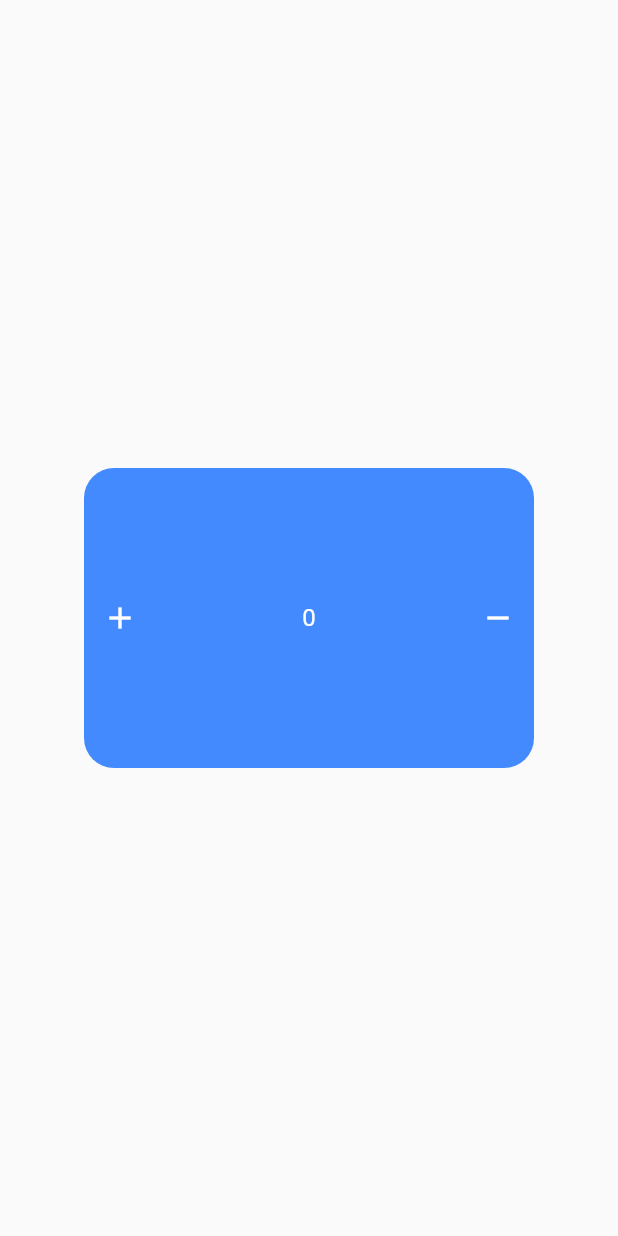
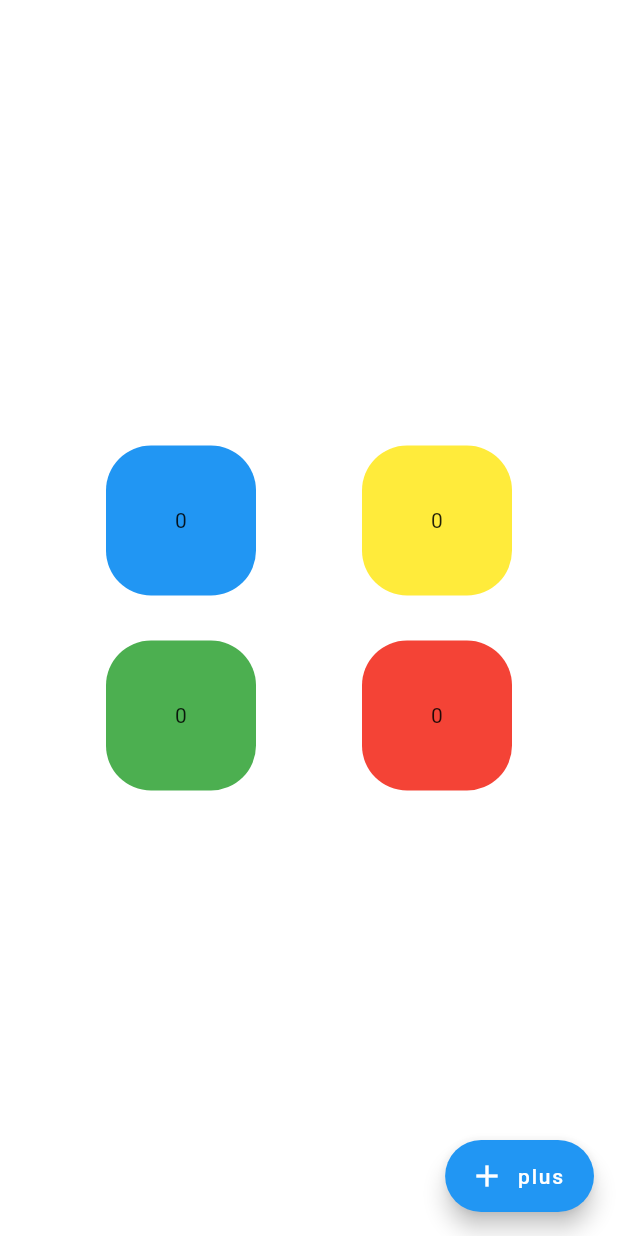
Before and after one commit to ahmedeidhefny/get_x_ecosystem_fluter_master, a Flutter app: the screen it shows after launch, on a phone screen of 412 x 824 dp. Run offline on Flutter 3.47's test engine with Material 2 defaults, Android fonts, the phone set to English and light mode, and no system bars; our stand-ins replace get.

Commit message:
[NEW] GetX 2- State Management multi stless widgets one screen

```diff
--- a/lib/controller/counter_controller.dart
+++ b/lib/controller/counter_controller.dart
@@ -1,14 +1,29 @@
+import 'package:flutter/material.dart';
 import 'package:get/get.dart';
 
 class CounterController extends GetxController {
-  RxInt count = 0.obs;
+
+  int count = 0;
 
   void increament() {
     count++;
+    update();
   }
 
   void decreament() {
     if (count <= 0) return;
     count--;
+    update();
+  }
+
+  RxInt count2 = 0.obs;
+
+  void increament2() {
+    count2++;
+  }
+
+  void decreament2() {
+    if (count2 <= 0) return;
+    count2--;
   }
 }
--- a/lib/main.dart
+++ b/lib/main.dart
@@ -5,7 +5,8 @@ import 'package:get_x_ecosystem_fluter_master/view/home.dart';
 import 'package:get_x_ecosystem_fluter_master/view/page_one.dart';
 import 'package:get_x_ecosystem_fluter_master/view/page_three.dart';
 import 'package:get_x_ecosystem_fluter_master/view/page_two.dart';
-import 'view/screens/counter.dart';
+import 'package:get_x_ecosystem_fluter_master/view/screens/dashboard.dart';
+import 'view/screens/counter_page.dart';
 
 void main() {
   runApp(const MyApp());
@@ -27,7 +28,7 @@ class MyApp extends StatelessWidget {
       theme: ThemeData(
         primarySwatch: Colors.blue,
       ),
-      home: CounterPage(),
+      home: Dashborad(),
     );
   }
 }
--- /dev/null
+++ b/lib/view/screens/container_page.dart
@@ -0,0 +1,40 @@
+import 'package:flutter/material.dart';
+import 'sub_container.dart';
+import 'package:get/get.dart';
+import 'package:get_x_ecosystem_fluter_master/controller/counter_controller.dart';
+
+class ContainerPage extends StatelessWidget {
+  @override
+  Widget build(BuildContext context) {
+    return Column(
+      mainAxisAlignment: MainAxisAlignment.center,
+      children: [
+        Row(
+          mainAxisAlignment: MainAxisAlignment.spaceEvenly,
+          children: [
+            subContainer(
+              colour: Colors.blue,
+            ),
+            subContainer(
+              colour: Colors.yellow,
+            ),
+          ],
+        ),
+        SizedBox(
+          height: 30.0,
+        ),
+        Row(
+          mainAxisAlignment: MainAxisAlignment.spaceEvenly,
+          children: [
+            subContainer(
+              colour: Colors.green,
+            ),
+            subContainer(
+              colour: Colors.red,
+            ),
+          ],
+        ),
+      ],
+    );
+  }
+}
--- a/lib/view/screens/counter.dart
+++ b/lib/view/screens/counter_page.dart
@@ -20,7 +20,7 @@ class CounterPage extends StatelessWidget {
           children: [
             IconButton(
               onPressed: () {
-                controller.increament();
+                controller.increament2();
               },
               icon: Icon(
                 Icons.add,
@@ -28,12 +28,12 @@ class CounterPage extends StatelessWidget {
               ),
             ),
             Text(
-              '${controller.count.value}',
+              '${controller.count2.value}',
               style: TextStyle(fontSize: 16, color: Colors.white),
             ),
             IconButton(
               onPressed: () {
-                controller.decreament();
+                controller.decreament2();
               },
               icon: Icon(
                 Icons.remove,
--- /dev/null
+++ b/lib/view/screens/dashboard.dart
@@ -0,0 +1,25 @@
+import 'package:flutter/material.dart';
+import 'package:get/get.dart';
+import 'package:get_x_ecosystem_fluter_master/controller/counter_controller.dart';
+
+import 'container_page.dart';
+
+class Dashborad extends StatelessWidget {
+  @override
+  Widget build(BuildContext context) {
+    return Scaffold(
+      backgroundColor: Colors.white,
+      floatingActionButton: GetBuilder<CounterController>(
+        init: CounterController(),
+        builder: (controller) => FloatingActionButton.extended(
+          onPressed: () {
+            controller.increament();
+          },
+          label: Text('plus'),
+          icon: Icon(Icons.add),
+        ),
+      ),
+      body: ContainerPage(),
+    );
+  }
+}
--- /dev/null
+++ b/lib/view/screens/sub_container.dart
@@ -0,0 +1,24 @@
+import 'package:flutter/material.dart';
+import 'package:get/get.dart';
+import 'package:get_x_ecosystem_fluter_master/controller/counter_controller.dart';
+
+class subContainer extends StatelessWidget {
+  final Color colour;
+  //final String text;
+
+  subContainer({required this.colour});
+
+  @override
+  Widget build(BuildContext context) {
+    return Container(
+      width: 100.0,
+      height: 100.0,
+      decoration: BoxDecoration(
+          borderRadius: BorderRadius.circular(30.0), color: colour),
+      child: GetBuilder<CounterController>(
+        init: CounterController(),
+        builder: (controller) => Center(child: Text('${controller.count}')),
+      ),
+    );
+  }
+}
```
